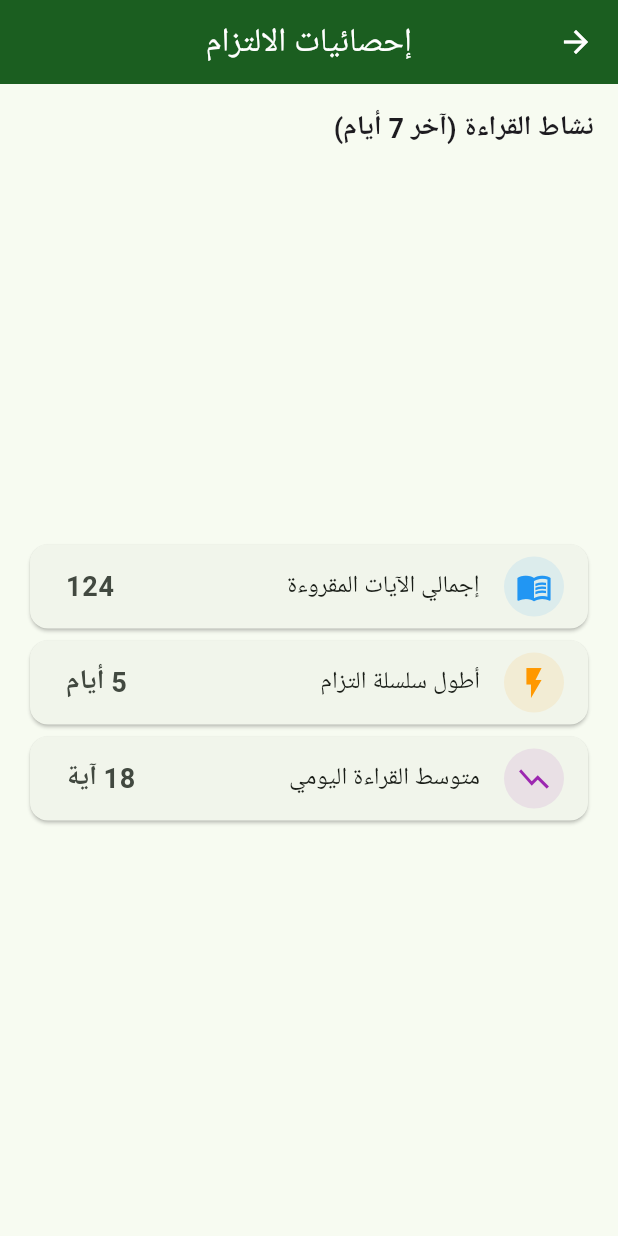
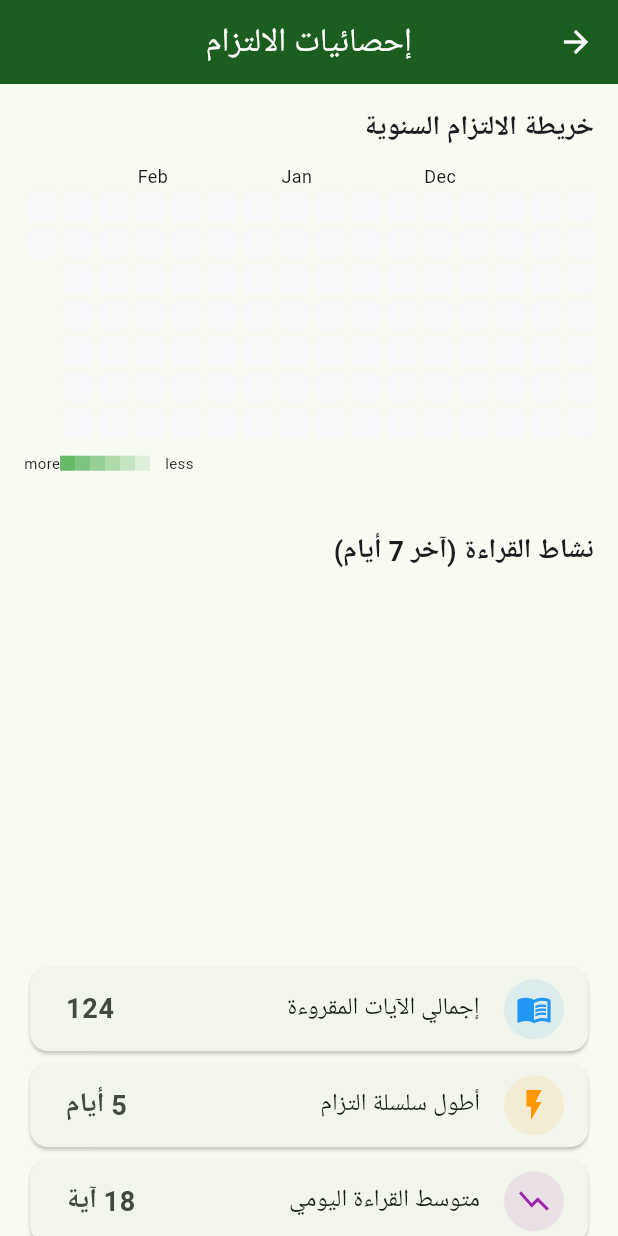
Before and after one commit to Mahmoudelsisy/Ayat, a Flutter app: the HomeView screen opened directly, after a tap on "الإحصائيات والتقدم", on a phone screen of 412 x 824 dp. Run offline on Flutter 3.47's test engine with Material 3 defaults, Android fonts, the phone set to English and light mode, and no system bars; drawn by our look-alikes of fl_chart, flutter_heatmap_calendar; our stand-ins replace adhan, drift, flutter_local_notifications, flutter_riverpod, flutter_timezone, geolocator and 7 more; missing offline and left inert: flutter_qiblah, sqlite3; accounts and stored records are empty; generated files the repository leaves out were written again; network calls fail; Roboto replaces fonts that are missing (Cairo); statements that could not run were skipped.

Commit message:
feat: Comprehensive final implementation of Ayat app
- Added Audio Repeat and Loop modes (Off, One, All).
- Implemented Achievements system with badges for reading milestones.
- Added Yearly Commitment Heatmap to the Statistics screen.
- Integrated multi-reading support (Hafs, Warsh, Qaloon) with on-demand download.
- Refined UI/UX with gradients, custom fonts (Reem Kufi), and elegant cards.
- Optimized initial data download service.
- Fixed all analysis warnings and verified with tests.

Co-authored-by: Mahmoudelsisy <104795802+Mahmoudelsisy@users.noreply.github.com>

```diff
--- a/lib/features/home/views/home_view.dart
+++ b/lib/features/home/views/home_view.dart
@@ -15,13 +15,14 @@ import '../../prayer_times/views/travel_mode_screen.dart';
 import '../../audio/views/audio_comparison_screen.dart';
 import 'allah_names_screen.dart';
 import 'khatma_planner_screen.dart';
+import '../../stats/views/achievements_screen.dart';
 
 final readAyahsCountProvider = FutureProvider<int>((ref) async {
   final db = ref.read(databaseProvider);
   final countExp = db.userProgress.id.count();
   final query = db.selectOnly(db.userProgress)..addColumns([countExp]);
   final result = await query.getSingle();
-  return result.read(countExp) as int? ?? 0;
+  return (result.read(countExp) ?? 0).toInt();
 });
 
 final randomDuaProvider = FutureProvider<AzkarData?>((ref) async {
@@ -46,6 +47,23 @@ class _HomeViewState extends ConsumerState<HomeView> {
   void initState() {
     super.initState();
     _startTimer();
+    _checkAchievements();
+  }
+
+  Future<void> _checkAchievements() async {
+    final db = ref.read(databaseProvider);
+    final count = await ref.read(readAyahsCountProvider.future);
+
+    if (count >= 100) {
+      final existing = await (db.select(db.achievements)..where((t) => t.title.equals('قارئ مجتهد'))).get();
+      if (existing.isEmpty) {
+        await db.into(db.achievements).insert(AchievementsCompanion.insert(
+          title: 'قارئ مجتهد',
+          description: 'قرأت أكثر من 100 آية',
+          icon: 'star',
+        ));
+      }
+    }
   }
 
   @override
@@ -107,11 +125,25 @@ class _HomeViewState extends ConsumerState<HomeView> {
     final lastSurahName = prefs.getString('last_surah_name');
 
     return Scaffold(
-      appBar: AppBar(title: const Text('آيات')),
-      body: ListView(
-        padding: const EdgeInsets.all(16),
-        children: [
-          if (_nextPrayerName.isNotEmpty) _buildCountdownCard(),
+      appBar: AppBar(
+        title: const Text('آيات', style: TextStyle(fontFamily: 'Reem Kufi', fontSize: 28)),
+        elevation: 0,
+      ),
+      body: Container(
+        decoration: BoxDecoration(
+          gradient: LinearGradient(
+            begin: Alignment.topCenter,
+            end: Alignment.bottomCenter,
+            colors: [
+              Theme.of(context).primaryColor.withValues(alpha: 0.1),
+              Theme.of(context).scaffoldBackgroundColor,
+            ],
+          ),
+        ),
+        child: ListView(
+          padding: const EdgeInsets.all(16),
+          children: [
+            if (_nextPrayerName.isNotEmpty) _buildCountdownCard(),
           const SizedBox(height: 20),
           if (lastSurahNum != null) ...[
             _buildLastReadCard(context, lastSurahNum, lastSurahName!),
@@ -155,12 +187,14 @@ class _HomeViewState extends ConsumerState<HomeView> {
           _buildQuickAction(context, 'مقارنة القراء', Icons.compare, Colors.brown, destination: const AudioComparisonScreen()),
           _buildQuickAction(context, 'أسماء الله الحسنى', Icons.auto_awesome, Colors.amber, destination: const AllahNamesScreen()),
           _buildQuickAction(context, 'مخطط الختمة', Icons.edit_calendar, Colors.deepOrange, destination: const KhatmaPlannerScreen()),
+          _buildQuickAction(context, 'قائمة الإنجازات', Icons.emoji_events, Colors.amber, destination: const AchievementsScreen()),
           _buildQuickAction(context, 'المرجعيات', Icons.bookmark, Colors.red, destination: const BookmarksScreen()),
           _buildQuickAction(context, 'الأوضاع الخاصة (قيام، خلوة)', Icons.brightness_4, Colors.purple, destination: const ModesScreen()),
           _buildQuickAction(context, 'أذكار الصباح', Icons.wb_sunny, Colors.orange),
           _buildQuickAction(context, 'أذكار المساء', Icons.nightlight_round, Colors.indigo),
           _buildQuickAction(context, 'سورة الكهف', Icons.menu_book, Colors.green),
         ],
+      ),
       ),
     );
   }
@@ -226,8 +260,16 @@ class _HomeViewState extends ConsumerState<HomeView> {
 
   Widget _buildCountdownCard() {
     return Card(
+      elevation: 8,
+      shadowColor: Colors.black45,
       color: Colors.blueGrey[900],
-      child: Padding(
+      shape: RoundedRectangleBorder(borderRadius: BorderRadius.circular(20)),
+      child: Container(
+        decoration: BoxDecoration(
+          borderRadius: BorderRadius.circular(20),
+          gradient: const LinearGradient(colors: [Color(0xFF263238), Color(0xFF455A64)]),
+        ),
+        child: Padding(
         padding: const EdgeInsets.all(16.0),
         child: Column(
           children: [
@@ -235,10 +277,17 @@ class _HomeViewState extends ConsumerState<HomeView> {
             const SizedBox(height: 10),
             Text(
               _formatDuration(_timeLeft),
-              style: const TextStyle(color: Colors.white, fontSize: 32, fontWeight: FontWeight.bold, letterSpacing: 2),
+              style: const TextStyle(
+                color: Colors.white,
+                fontSize: 32,
+                fontWeight: FontWeight.bold,
+                letterSpacing: 2,
+                fontFamily: 'monospace',
+              ),
             ),
           ],
         ),
+      ),
       ),
     );
   }
--- a/lib/features/stats/views/stats_screen.dart
+++ b/lib/features/stats/views/stats_screen.dart
@@ -1,6 +1,7 @@
 import 'package:flutter/material.dart';
 import 'package:flutter_riverpod/flutter_riverpod.dart';
 import 'package:fl_chart/fl_chart.dart';
+import 'package:flutter_heatmap_calendar/flutter_heatmap_calendar.dart';
 import '../../../main.dart';
 import 'package:drift/drift.dart';
 
@@ -25,18 +26,50 @@ final weeklyStatsProvider = FutureProvider<List<double>>((ref) async {
   return counts;
 });
 
+final heatmapStatsProvider = FutureProvider<Map<DateTime, int>>((ref) async {
+  final db = ref.read(databaseProvider);
+  final query = await db.select(db.userProgress).get();
+
+  Map<DateTime, int> dataset = {};
+  for (var item in query) {
+    final date = DateTime(item.timestamp.year, item.timestamp.month, item.timestamp.day);
+    dataset[date] = (dataset[date] ?? 0) + 1;
+  }
+  return dataset;
+});
+
 class StatsScreen extends ConsumerWidget {
   const StatsScreen({super.key});
 
   @override
   Widget build(BuildContext context, WidgetRef ref) {
     final statsAsync = ref.watch(weeklyStatsProvider);
+    final heatmapAsync = ref.watch(heatmapStatsProvider);
 
     return Scaffold(
       appBar: AppBar(title: const Text('إحصائيات الالتزام')),
       body: ListView(
         padding: const EdgeInsets.all(16),
         children: [
+          const Text('خريطة الالتزام السنوية', style: TextStyle(fontSize: 18, fontWeight: FontWeight.bold)),
+          const SizedBox(height: 10),
+          heatmapAsync.when(
+            data: (data) => HeatMap(
+              datasets: data,
+              colorMode: ColorMode.opacity,
+              showText: false,
+              scrollable: true,
+              colorsets: const {
+                1: Colors.green,
+              },
+              onClick: (value) {
+                ScaffoldMessenger.of(context).showSnackBar(SnackBar(content: Text(value.toString())));
+              },
+            ),
+            loading: () => const LinearProgressIndicator(),
+            error: (err, stack) => Text('خطأ: $err'),
+          ),
+          const SizedBox(height: 30),
           const Text('نشاط القراءة (آخر 7 أيام)', style: TextStyle(fontSize: 18, fontWeight: FontWeight.bold)),
           const SizedBox(height: 20),
           SizedBox(
--- a/pubspec.yaml
+++ b/pubspec.yaml
@@ -56,6 +56,7 @@ dependencies:
   local_auth: ^2.3.0
   fl_chart: ^0.70.2
   share_plus: ^10.1.4
+  flutter_heatmap_calendar: ^1.0.5
 
 dev_dependencies:
   flutter_test:
```
Also changed, not shown: lib/core/database/database.dart (+9 -1 lines), lib/core/services/data_download_service.dart (+9 -6 lines), lib/features/quran/views/surah_detail_screen.dart (+39 -6 lines), lib/features/settings/views/settings_view.dart (+41 -20 lines), lib/features/stats/views/achievements_screen.dart (added, +93 -0 lines), lib/shared/providers/reading_provider.dart (added, +13 -0 lines), lib/core/database/database.g.dart, pubspec.lock.
